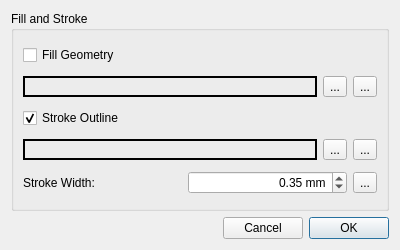
This is src/gui/ExportGcodeDialog.ui in openscad/openscad as Qt 5 draws it before an edit. The edited form follows.
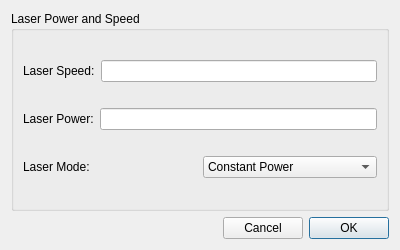
This is the edited form. Icons and pictures are not drawn.

Commit message: feat: added Gcode file format option menu

```diff
--- a/src/gui/ExportGcodeDialog.ui
+++ b/src/gui/ExportGcodeDialog.ui
@@ -17,47 +17,22 @@
    <item>
     <widget class="QGroupBox" name="groupFillStroke">
      <property name="title">
-      <string>Fill and Stroke</string>
+      <string>Laser Power and Speed</string>
      </property>
      <layout class="QVBoxLayout" name="verticalLayoutFillStroke">
       <item>
-       <widget class="QCheckBox" name="checkBoxEnableFill">
-        <property name="toolTip">
-         <string>Enable filling of exported geometry with a color.</string>
-        </property>
-        <property name="text">
-         <string>Fill Geometry</string>
-        </property>
-        <property name="checked">
-         <bool>false</bool>
-        </property>
-       </widget>
-      </item>
-      <item>
-       <layout class="QHBoxLayout" name="horizontalLayoutFillColor">
+       <layout class="QHBoxLayout" name="horizontalLayoutSpeed">
         <item>
-         <widget class="QLabel" name="labelFillColor">
-          <property name="minimumSize">
-           <size>
-            <width>100</width>
-            <height>0</height>
-           </size>
-          </property>
-          <property name="frameShape">
-           <enum>QFrame::Box</enum>
-          </property>
-          <property name="lineWidth">
-           <number>2</number>
-          </property>
+         <widget class="QLabel" name="labelLaserSpeed">
           <property name="text">
-           <string/>
+           <string>Laser Speed:</string>
           </property>
          </widget>
         </item>
         <item>
-         <widget class="QToolButton" name="toolButtonFillColorReset">
-          <property name="text">
-           <string>...</string>
+         <widget class="QLineEdit" name="valueLaserSpeed">
+          <property name="alignment">
+           <set>Qt::AlignRight|Qt::AlignTrailing|Qt::AlignVCenter</set>
           </property>
           <property name="icon">
            <iconset theme="chokusen-undo">
@@ -65,53 +40,22 @@
           </property>
          </widget>
         </item>
-        <item>
-         <widget class="QToolButton" name="toolButtonFillColor">
-          <property name="text">
-           <string>...</string>
-          </property>
-         </widget>
-        </item>
        </layout>
       </item>
+
       <item>
-       <widget class="QCheckBox" name="checkBoxEnableStroke">
-        <property name="toolTip">
-         <string>Enable outline stroke for exported geometry.</string>
-        </property>
-        <property name="text">
-         <string>Stroke Outline</string>
-        </property>
-        <property name="checked">
-         <bool>true</bool>
-        </property>
-       </widget>
-      </item>
-      <item>
-       <layout class="QHBoxLayout" name="horizontalLayoutStrokeColor">
+       <layout class="QHBoxLayout" name="horizontalLayoutPower">
         <item>
-         <widget class="QLabel" name="labelStrokeColor">
-          <property name="minimumSize">
-           <size>
-            <width>100</width>
-            <height>0</height>
-           </size>
-          </property>
-          <property name="frameShape">
-           <enum>QFrame::Box</enum>
-          </property>
-          <property name="lineWidth">
-           <number>2</number>
-          </property>
+         <widget class="QLabel" name="labelLaserPower">
           <property name="text">
-           <string/>
+           <string>Laser Power:</string>
           </property>
          </widget>
         </item>
         <item>
-         <widget class="QToolButton" name="toolButtonStrokeColorReset">
-          <property name="text">
-           <string>...</string>
+         <widget class="QLineEdit" name="valueLaserPower">
+          <property name="alignment">
+           <set>Qt::AlignRight|Qt::AlignTrailing|Qt::AlignVCenter</set>
           </property>
           <property name="icon">
            <iconset theme="chokusen-undo">
@@ -119,60 +63,38 @@
           </property>
          </widget>
         </item>
-        <item>
-         <widget class="QToolButton" name="toolButtonStrokeColor">
-          <property name="text">
-           <string>...</string>
-          </property>
-         </widget>
-        </item>
        </layout>
       </item>
+
       <item>
        <layout class="QHBoxLayout" name="horizontalLayoutStrokeWidth">
         <item>
          <widget class="QLabel" name="labelStrokeWidth">
           <property name="text">
-           <string>Stroke Width:</string>
+           <string>Laser Mode:</string>
           </property>
          </widget>
         </item>
         <item>
-         <widget class="QDoubleSpinBox" name="doubleSpinBoxStrokeWidth">
-          <property name="alignment">
-           <set>Qt::AlignRight|Qt::AlignTrailing|Qt::AlignVCenter</set>
+         <widget class="QComboBox" name="valueLaserMode">
+          <item>
+           <property name="text">
+             <string>Constant Power</string>
+           </property>
+          </item>
+          <item>
+           <property name="text">
+             <string>Dynamic Power</string>
+           </property>
+          </item>
+          <property name="minimumSize">
+           <size>
+            <width>160</width>
+            <height>0</height>
+           </size>
           </property>
-          <property name="suffix">
-           <string> mm</string>
-          </property>
-          <property name="decimals">
-           <number>2</number>
-          </property>
-          <property name="minimum">
-           <double>0.01</double>
-          </property>
-          <property name="maximum">
-           <double>10.00</double>
-          </property>
-          <property name="singleStep">
-           <double>0.10</double>
-          </property>
-          <property name="value">
-           <double>0.35</double>
-          </property>
          </widget>
         </item>
-        <item>
-         <widget class="QToolButton" name="toolButtonStrokeWidthReset">
-          <property name="text">
-           <string>...</string>
-          </property>
-          <property name="icon">
-           <iconset theme="chokusen-undo">
-           <normaloff>.</normaloff>.</iconset>
-          </property>
-         </widget>
-        </item>
        </layout>
       </item>
      </layout>
```
Left out of the diff: 29 changed lines with no effect on the pictures. The commit also changes 9 other files.
